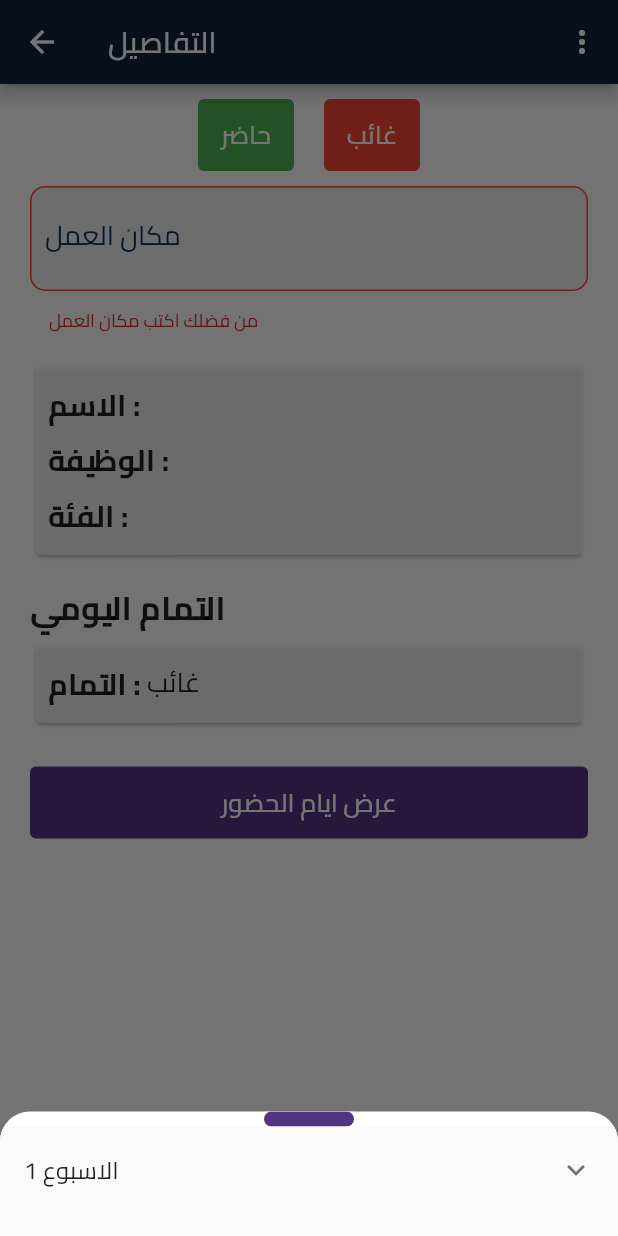
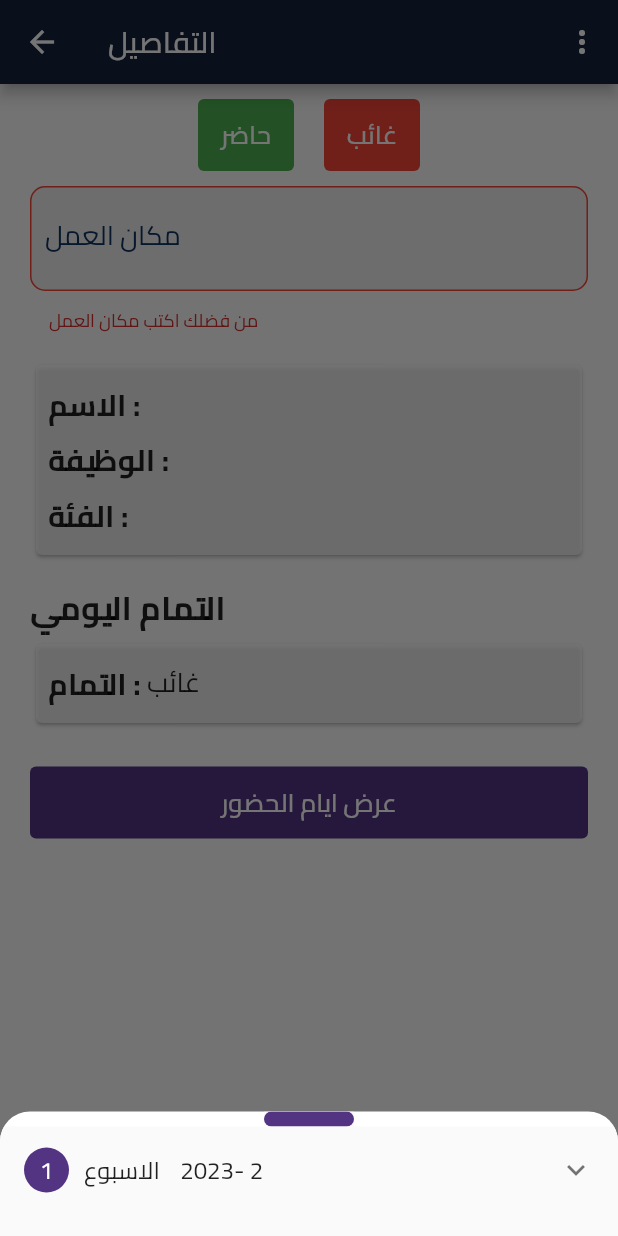
Before and after one commit to Ahmed2120/work-time, a Flutter app: the UserDetail screen opened directly with empty values, after a tap on "حاضر", after a tap on "غائب", after a tap on "عرض ايام الحضور", on a phone screen of 412 x 824 dp. Run offline on Flutter 3.47's test engine with Material 2 defaults, Android fonts, the phone set to English and light mode, and no system bars; drawn by our look-alikes of sliding_sheet; our stand-ins replace device_info_plus, file_picker, firebase_core, iconly, local_auth, permission_handler and 3 more; accounts and stored records are empty.

Commit message:
add date

```diff
--- a/lib/db/DatabaseHandler.dart
+++ b/lib/db/DatabaseHandler.dart
@@ -9,7 +9,7 @@ class DatabaseHandler {
       onCreate: (database, version) async {
         Batch batch = database.batch();
         batch.execute("CREATE TABLE users(id INTEGER PRIMARY KEY AUTOINCREMENT, name TEXT, job TEXT, salary TEXT, isDeleted INTEGER)",);
-        batch.execute("CREATE TABLE attendance(id INTEGER PRIMARY KEY AUTOINCREMENT, userId INTEGER, todayDate TEXT, weekId INTEGER, status INTEGER, weekStatus INTEGER,overTimeStatus INTEGER, salaryReceived TEXT,salary TEXT,workPlace TEXT)",);
+        batch.execute("CREATE TABLE attendance(id INTEGER PRIMARY KEY AUTOINCREMENT, userId INTEGER, todayDate TEXT, weekId INTEGER, status INTEGER, weekStatus INTEGER,overTimeStatus INTEGER, salaryReceived TEXT,salary TEXT,workPlace TEXT,weekEnd TEXT)",);
         batch.execute("CREATE TABLE notes(id INTEGER PRIMARY KEY AUTOINCREMENT, title TEXT, description TEXT, dateCreated TEXT, color INTEGER)",);
         await batch.commit();
       },
--- a/lib/db/attendanceReposetory.dart
+++ b/lib/db/attendanceReposetory.dart
@@ -1,6 +1,8 @@
 
 import '../model/attendance.dart';
 import 'DatabaseHandler.dart';
+import "package:collection/collection.dart";
+
 
 class AttendanceRepository{
   String table_name = 'attendance';
@@ -22,13 +24,12 @@ class AttendanceRepository{
   Future retrieveByUserId(int userId) async{
     final db = await databaseHandler.initializeDB();
     final List<Map<String, Object?>> queryResults = await db.query(table_name, where: 'userId = ?', whereArgs: [userId]);
-
     return queryResults.map((e) => Attendance.fromMap(e)).toList();
   }
 
-  Future retrieveByUserIdDateTime(int userId) async{
+  Future retrieveByUserIdDateTime(int userId,DateTime dateTime) async{
     final db = await databaseHandler.initializeDB();
-    final String date='${DateTime.now().year}-${DateTime.now().month<10?'0${DateTime.now().month}':'${DateTime.now().month}'}-${DateTime.now().day<10?'0${DateTime.now().day}':'${DateTime.now().day}'}';
+    final String date='${dateTime.year}-${dateTime.month<10?'0${dateTime.month}':'${dateTime.month}'}-${dateTime.day<10?'0${dateTime.day}':'${dateTime.day}'}';
     final List<Map<String, Object?>> queryResults = await db.query(table_name, where: 'userId = ? and todayDate LIKE ?', whereArgs: [userId,'%$date%']);
     return queryResults.map((e) => Attendance.fromMap(e)).toList();
   }
@@ -36,7 +37,6 @@ class AttendanceRepository{
   Future<List<int>> retrieveWeeks(int userId) async{
     final db = await databaseHandler.initializeDB();
     final List<Map<String, Object?>> queryResults = await db.rawQuery("SELECT DISTINCT weekId FROM $table_name WHERE userId = ? ",[userId]);
-    print(queryResults);
     return queryResults.map((e) => e['weekId'] as int).toList();
   }
 
--- a/lib/model/attendance.dart
+++ b/lib/model/attendance.dart
@@ -9,6 +9,7 @@ class Attendance {
   final String workPlace ;
   final int overTimeStatus;
   final String salary;
+  final String weekEnd;
 
   Attendance({
     this.id,
@@ -20,7 +21,8 @@ class Attendance {
     required this.salaryReceived,
     required this.workPlace,
     this.overTimeStatus = 0,
-    required this.salary
+    required this.salary,
+    required this.weekEnd
   });
 
   Attendance.fromMap(Map<String, dynamic> res)
@@ -33,10 +35,11 @@ class Attendance {
         salaryReceived = res["salaryReceived"],
   overTimeStatus=res['overTimeStatus'],
         salary=res['salary'],
+  weekEnd=res['weekEnd'],
    workPlace=res['workPlace'];
 
 
   Map<String, Object?> toMap() {
-    return {'id': id, 'userId': userId,'overTimeStatus':overTimeStatus,'salary':salary, 'todayDate': todayDate,'weekId':weekId,'weekStatus':weekStatus, 'status': status, 'salaryReceived': salaryReceived,'workPlace':workPlace};
+    return {'id': id, 'userId': userId,'overTimeStatus':overTimeStatus,'salary':salary, 'todayDate': todayDate,'weekId':weekId,'weekStatus':weekStatus, 'status': status, 'salaryReceived': salaryReceived,'workPlace':workPlace,'weekEnd':weekEnd};
   }
 }
--- a/lib/pages/users/components/bottomSheet.dart
+++ b/lib/pages/users/components/bottomSheet.dart
@@ -34,11 +34,11 @@ class DrawFinance extends StatelessWidget {
                 ),
                 const SizedBox(height: 20),
                 buildButton(context,() {
-
                   if (_salaryController.text.isEmpty) {
                     final attendance = Attendance(
                       userId: user.id!,
                       todayDate: attendanceProvider.attendanceModel.last.todayDate,
+                      weekEnd: attendanceProvider.attendanceModel.last.weekEnd,
                       weekId: attendanceProvider.attendanceModel.last.weekId,
                       weekStatus: attendanceProvider.attendanceModel.last.weekStatus,
                       overTimeStatus:  attendanceProvider.attendanceModel.last.overTimeStatus,
@@ -56,6 +56,7 @@ class DrawFinance extends StatelessWidget {
 
                     final attendance = Attendance(
                         id: attendanceProvider.attendanceModel.last.id,
+                        weekEnd: attendanceProvider.attendanceModel.last.weekEnd,
                         userId: user.id!,
                         todayDate: attendanceProvider.attendanceModel.last.todayDate,
                         weekId: attendanceProvider.attendanceModel.last.weekId,
--- a/lib/pages/users/components/slid_bottom_sheet.dart
+++ b/lib/pages/users/components/slid_bottom_sheet.dart
@@ -40,7 +40,19 @@ Widget buildSheet(context, state) {
         itemBuilder: (BuildContext context, int index) => Padding(
               padding: const EdgeInsets.only(bottom: 15.0),
               child: ExpansionTile(
-                title: Text('الاسبوع ${attendanceProvider.weeksList[index]}'),
+                title: Row(children: [
+                  CircleAvatar(
+                    radius: 15,
+                    backgroundColor: const Color(0xFF533483),
+                    child: Text('${index+1}',style: TextStyle(color: Colors.white)),
+                  ),
+                  SizedBox(width: 10),
+                  Text('الاسبوع '),
+                  SizedBox(width: 10),
+                  Text('${DateTime.parse(attendanceProvider
+                      .weekAttendanceMap[weeksList[index]]![0].weekEnd).year}- ${DateTime.parse(attendanceProvider
+                      .weekAttendanceMap[weeksList[index]]![0].weekEnd).month}'),
+                ],),
                 childrenPadding:
                     const EdgeInsets.symmetric(vertical: 10, horizontal: 15),
                 children: [
@@ -118,6 +130,7 @@ Widget buildSheet(context, state) {
                             final attendance = Attendance(
                                 id: model.id,
                                 userId: model.userId,
+                                weekEnd: model.weekEnd,
                                 todayDate: model.todayDate,
                                 weekId: model.weekId,
                                 weekStatus: 1,
--- a/lib/pages/users/user_detail.dart
+++ b/lib/pages/users/user_detail.dart
@@ -5,6 +5,7 @@ import 'package:work_time/pages/components/constant.dart';
 import 'package:work_time/pages/components/custom_textField.dart';
 import 'package:work_time/provider/attendance_provider.dart';
 import 'package:work_time/provider/user_provider.dart';
+import 'package:work_time/utility/global_methods.dart';
 
 import '../../model/user.dart';
 import '../home/components/addingUser_bottomSheet.dart';
@@ -83,7 +84,8 @@ class UserDetail extends StatelessWidget {
                           if (attendanceProvider.attendanceModel.isEmpty) {
                           final attendance = Attendance(
                               userId: user.id!,
-                              todayDate: '${DateTime.now()}',
+                              weekEnd: '${GlobalMethods.getWeekDay(attendanceProvider.dateTimeAttendance)}',
+                              todayDate: '${attendanceProvider.dateTimeAttendance}',
                               workPlace: _workPlaceController.text,
                               weekId: await attendanceProvider.setWeekId(),
                               weekStatus: 0,
@@ -111,7 +113,8 @@ class UserDetail extends StatelessWidget {
                                             .attendanceModel.last.id,
                                         workPlace: _workPlaceController.text,
                                         userId: user.id!,
-                                        todayDate: '${DateTime.now()}',
+                                        todayDate: '${attendanceProvider.dateTimeAttendance}',
+                                        weekEnd: attendanceProvider.attendanceModel.last.weekEnd,
                                         weekId: attendanceProvider
                                             .attendanceModel.last.weekId,
                                         weekStatus: attendanceProvider.attendanceModel.last.weekStatus,
@@ -140,7 +143,8 @@ class UserDetail extends StatelessWidget {
                         if (attendanceProvider.attendanceModel.isEmpty) {
                           final attendance = Attendance(
                               userId: user.id!,
-                              todayDate: '${DateTime.now()}',
+                              todayDate: '${attendanceProvider.dateTimeAttendance}',
+                              weekEnd: '${GlobalMethods.getWeekDay(attendanceProvider.dateTimeAttendance)}',
                               workPlace: 'لا يوجد',
                               overTimeStatus: 0,
                               weekId: await attendanceProvider.setWeekId(),
@@ -166,8 +170,9 @@ class UserDetail extends StatelessWidget {
                                         id: attendanceProvider
                                             .attendanceModel.last.id,
                                         workPlace: 'لا يوجد',
+                                        weekEnd: attendanceProvider.attendanceModel.last.weekEnd,
                                         userId: user.id!,
-                                        todayDate: '${DateTime.now()}',
+                                        todayDate: '${attendanceProvider.dateTimeAttendance}',
                                         weekId: attendanceProvider.attendanceModel.last.weekId,
                                         weekStatus: attendanceProvider.attendanceModel.last.weekStatus,
                                         status: 0,
@@ -272,6 +277,8 @@ class UserDetail extends StatelessWidget {
                           workPlace: attendanceProvider
                               .attendanceModel.last.workPlace,
                           userId: user.id!,
+                          weekEnd: attendanceProvider
+                              .attendanceModel.last.weekEnd,
                           todayDate: attendanceProvider
                               .attendanceModel.last.todayDate,
                           weekId: attendanceProvider.attendanceModel.last.weekId,
@@ -292,6 +299,8 @@ class UserDetail extends StatelessWidget {
                       final attendance = Attendance(
                           id: attendanceProvider
                               .attendanceModel.last.id,
+                          weekEnd: attendanceProvider
+                              .attendanceModel.last.weekEnd,
                           workPlace: attendanceProvider
                               .attendanceModel.last.workPlace,
                           userId: user.id!,
--- a/lib/provider/attendance_provider.dart
+++ b/lib/provider/attendance_provider.dart
@@ -1,3 +1,5 @@
+import 'dart:typed_data';
+
 import 'package:flutter/material.dart';
 import 'package:work_time/db/attendanceReposetory.dart';
 import 'package:shared_preferences/shared_preferences.dart';
@@ -32,13 +34,12 @@ class AttendanceProvider with ChangeNotifier {
   Future getAttendanceUserToDay({required int userId}) async {
     final attendanceRepository = AttendanceRepository();
     _attendanceModel =
-        await attendanceRepository.retrieveByUserIdDateTime(userId);
-
+        await attendanceRepository.retrieveByUserIdDateTime(userId,dateTimeAttendance);
     if (attendanceModel.isNotEmpty) {
       DateTime dateTime = DateTime.parse(attendanceModel.last.todayDate);
       date = "${dateTime.year}-${dateTime.month}-${dateTime.day}";
       time =
-          "${dateTime.hour < 10 ? '0${dateTime.hour}' : '${dateTime.hour}'}:${dateTime.minute < 10 ? '0${dateTime.minute}' : '${dateTime.minute}'}:${dateTime.second < 10 ? '0${dateTime.second}' : '${dateTime.second}'}";
+          "${GlobalMethods.getTimeFormat(DateTime.parse(attendanceModel.last.todayDate))}";
       if (attendanceModel.last.status == 1) {
         attendanceText = 'حاضر';
       } else {
@@ -47,10 +48,16 @@ class AttendanceProvider with ChangeNotifier {
     }
     notifyListeners();
   }
+  DateTime dateTimeAttendance=DateTime.now();
+  changeDate(DateTime? _dateTime){
+    if(_dateTime==null)return;
+    dateTimeAttendance=_dateTime;
+    notifyListeners();
+  }
 
   Future<Attendance> getAttendByUserAndDate({required int userId}) async {
     final attendanceRepository = AttendanceRepository();
-    final List<Attendance> attend = await attendanceRepository.retrieveByUserIdDateTime(userId);
+    final List<Attendance> attend = await attendanceRepository.retrieveByUserIdDateTime(userId,dateTimeAttendance);
     return attend.last;
 
   }
@@ -76,29 +83,29 @@ class AttendanceProvider with ChangeNotifier {
   setWeekId() async{
 
     DateTime? _endWeekUser;
-    if(attendanceUser.isNotEmpty) _endWeekUser=GlobalMethods.getWeekDay(DateTime.parse(_attendanceUser.last.todayDate));
-
+    if(attendanceUser.isNotEmpty) _endWeekUser=GlobalMethods.getWeekDay(dateTimeAttendance);
     int weekId=0;
     if(_attendanceUser.isEmpty){
       return weekId=1;
     }
-
-     if(GlobalMethods.getDateFormat(DateTime.now())==GlobalMethods.getDateFormat(_endWeekUser!)){
-      weekId=_attendanceUser.last.weekId;
-      return weekId;
+    int maxWeekId=0;
+    for(var element in attendanceUser){
+      if(element.weekId>maxWeekId)maxWeekId=element.weekId;
+      if(element.weekEnd=="$_endWeekUser"){
+        weekId =element.weekId;
+        print('=========== weekId $weekId');
+        return weekId;
+      }
     }
-    else if(_endWeekUser.isBefore(DateTime.now())){
-        weekId=_attendanceUser.last.weekId+1;
-        return weekId;
-    }
-    else{
-      weekId=_attendanceUser.last.weekId;
+    if(weekId==0){
+      weekId=maxWeekId+1;
+      print('=========== weekId $weekId');
       return weekId;
     }
   }
 
   List<int> _weeksList= [];
-  final Map<int, List<Attendance>> _weekAttendanceMap = {};
+   Map<int, List<Attendance>> _weekAttendanceMap = {};
   List<int> get weeksList {
     return _weeksList;
   }
@@ -107,19 +114,23 @@ class AttendanceProvider with ChangeNotifier {
   }
 
   void getWeeks(int userId) async{
+
     _weeksList=[];
     final attendanceRepository = AttendanceRepository();
     _weeksList = await attendanceRepository.retrieveWeeks(userId);
-    print(weeksList);
     notifyListeners();
   }
 
   Future<void> getWeeklyAttendance(int userId) async{
     final attendanceRepository = AttendanceRepository();
+_weekAttendanceMap={};
     for(var i in _weeksList){
       final x = await attendanceRepository.retrieveAttendByWeekId(weekId: i, userId: userId);
+      x.sort((a, b) => a.todayDate.compareTo(b.todayDate));
       _weekAttendanceMap.addEntries([MapEntry(i, x)]);
     }
+    sort();
+    notifyListeners();
   }
 
   double sumSalaryReceived(List<Attendance> list){
@@ -151,4 +162,13 @@ double totalSalary(List<Attendance> list){
     isOverTimeStatus=newVal;
     notifyListeners();
   }
+
+  void sort(){
+    if(_weekAttendanceMap.isNotEmpty) {
+      _weekAttendanceMap = Map.fromEntries(_weekAttendanceMap.entries.toList()
+        ..sort((e1, e2) => e1.value[0].weekEnd.compareTo(e2.value[0].weekEnd)));
+      _weeksList = _weekAttendanceMap.keys.toList();
+    }
+    notifyListeners();
+  }
 }
--- a/lib/utility/global_methods.dart
+++ b/lib/utility/global_methods.dart
@@ -24,17 +24,16 @@ class GlobalMethods{
   static String getTimeFormat(DateTime dateTime) {
 
     String minute = dateTime.minute < 10 ? '0${dateTime.minute}' : '${dateTime.minute}';
-    String time = dateTime.hour < 12 ? '0${dateTime.hour}:$minute صباحاً' : '${dateTime.hour}:$minute مساءً';
+    String time = dateTime.hour < 12 ? '${dateTime.hour}:$minute صباحاً' : '${dateTime.hour-12}:$minute مساءً';
     return time ;
   }
 
   static DateTime getWeekDay(DateTime dateTime) {
     var today = DateTime(dateTime.year, dateTime.month, dateTime.day);
-    print('================== ${today.next(DateTime.friday)}');
-    if(today.next(DateTime.friday).isSameDate(DateTime.now())){
+    if(today.next(DateTime.saturday).isSameDate(dateTime)){
       return today.add(Duration(days: 7));
     }
-    return today.next(DateTime.friday) ;
+    return today.next(DateTime.saturday) ;
   }
 }
 
```
Also changed, not shown: lib/pages/home/components/custom_appbar.dart (+14 -6 lines).
